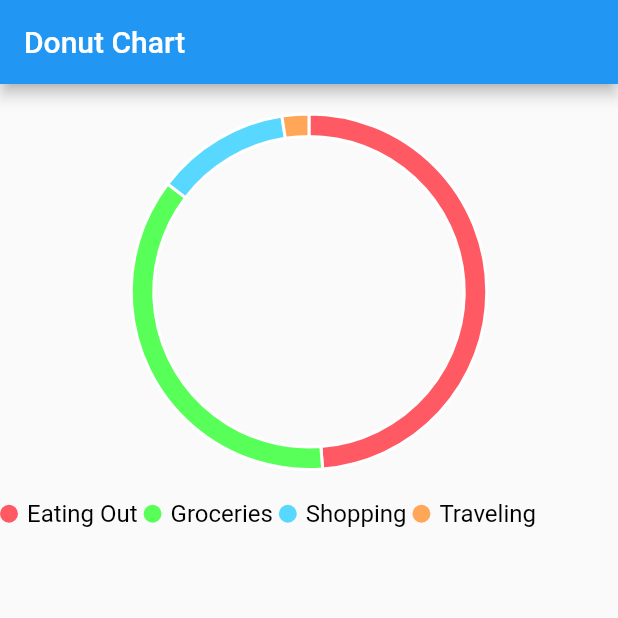
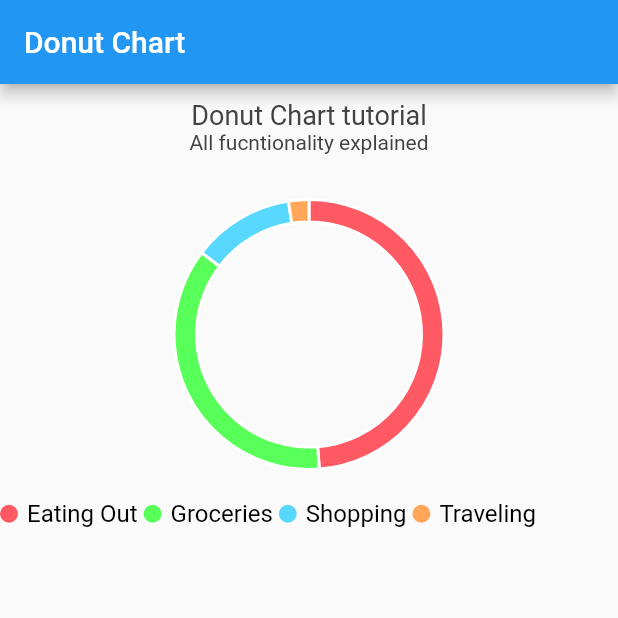
Before and after one commit to FaisalChoura/flutter-deep-dive, a Flutter app: the screen it shows after launch, on a phone screen of 412 x 824 dp, the top half of it. Run offline on Flutter 3.47's test engine with Material 2 defaults, Android fonts, the phone set to English and light mode, and no system bars; our stand-ins replace charts_flutter, flutter_spinkit, flutter_typeahead.

Commit message:
added titles and initial selection to donut chart

```diff
--- a/002-charts/lib/donut_chart.dart
+++ b/002-charts/lib/donut_chart.dart
@@ -24,6 +24,17 @@ class DonutPieChart extends StatelessWidget {
       animate: animate,
       defaultRenderer: new charts.ArcRendererConfig(arcWidth: 15),
       behaviors: [
+        new charts.ChartTitle(
+          "Donut Chart tutorial",
+          subTitle: "All fucntionality explained",
+          titleOutsideJustification: charts.OutsideJustification.start,
+          behaviorPosition: charts.BehaviorPosition.top,
+          innerPadding: 18,
+        ),
+        new charts.InitialSelection(selectedDataConfig: [
+          new charts.SeriesDatumConfig<String>('Purchases', 'Eating Out'),
+        ]),
+        new charts.DomainHighlighter(),
         new charts.DatumLegend(
           position: charts.BehaviorPosition.bottom,
           outsideJustification: charts.OutsideJustification.middleDrawArea,
@@ -34,7 +45,7 @@ class DonutPieChart extends StatelessWidget {
           desiredMaxRows: 2,
           legendDefaultMeasure: charts.LegendDefaultMeasure.firstValue,
           measureFormatter: (num value) {
-            return value == null ? '-' : "${value}\$";
+            return value == null ? '-' : "$value\$";
           },
           entryTextStyle: charts.TextStyleSpec(
               color: charts.MaterialPalette.black,
@@ -67,7 +78,7 @@ class DonutPieChart extends StatelessWidget {
 
     return [
       new charts.Series<Purchases, String>(
-        id: 'purchases',
+        id: 'Purchases',
         domainFn: (Purchases purchases, _) => purchases.category,
         measureFn: (Purchases purchases, _) => purchases.amount,
         data: data,
```
Also changed, not shown: 1 other file.
